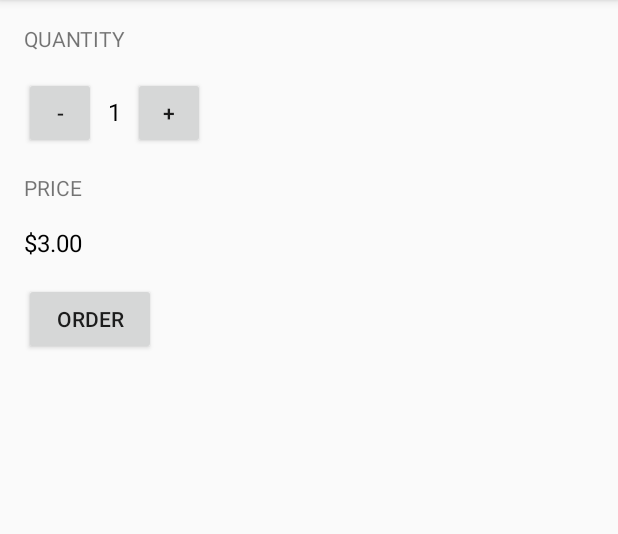
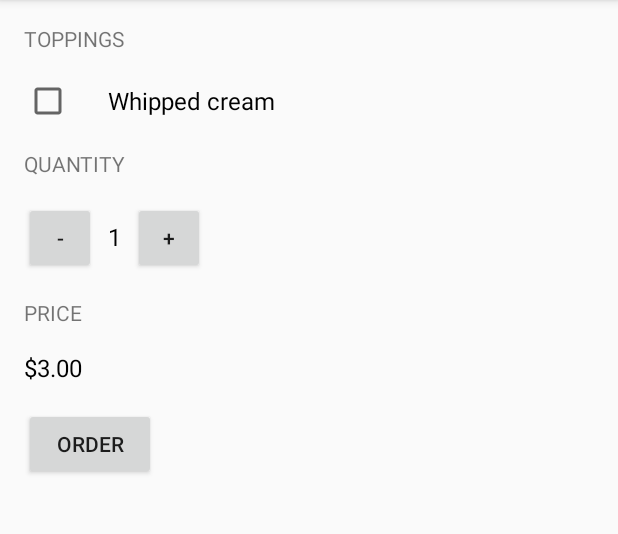
Before and after one commit to ej-krielen/justJava, an Android app: the screen it shows after launch (MainActivity), on a phone screen of 412 x 824 dp, the part 84-618 px from its top. Run offline under Robolectric (Android 15) with nearby library versions, the phone set to English and light mode, and no system bars.

Commit message:
Add checkbox

```diff
--- a/app/src/main/res/layout/activity_main.xml
+++ b/app/src/main/res/layout/activity_main.xml
@@ -13,8 +13,26 @@
         android:layout_width="wrap_content"
         android:layout_height="wrap_content"
         android:layout_marginBottom="16dp"
+        android:text="@string/main_topping_label"
+        android:textAllCaps="true" />
+
+    <CheckBox
+        android:id="@+id/whipped_cream_checkbox"
+        android:layout_width="wrap_content"
+        android:layout_height="wrap_content"
+
+        android:paddingLeft="24dp"
+        android:text="@string/main_topping_whipped_cream"
+        android:textSize="16sp" />
+
+    <TextView
+        android:layout_width="wrap_content"
+        android:layout_height="wrap_content"
+        android:layout_marginTop="16dp"
+        android:layout_marginBottom="16dp"
         android:text="@string/main_quantity_label"
         android:textAllCaps="true" />
+
 
     <LinearLayout
         android:layout_width="match_parent"
--- a/app/src/main/res/values/strings.xml
+++ b/app/src/main/res/values/strings.xml
@@ -6,6 +6,8 @@
     <string name="action_settings">Settings</string>
 
     <!--MainActivity-->
+    <string name="main_topping_label">Toppings</string>
+    <string name="main_topping_whipped_cream">Whipped cream</string>
     <string name="main_quantity_label">Quantity</string>
     <string name="main_price_label">Price</string>
     <string name="main_order_button_text">Order</string>
```
